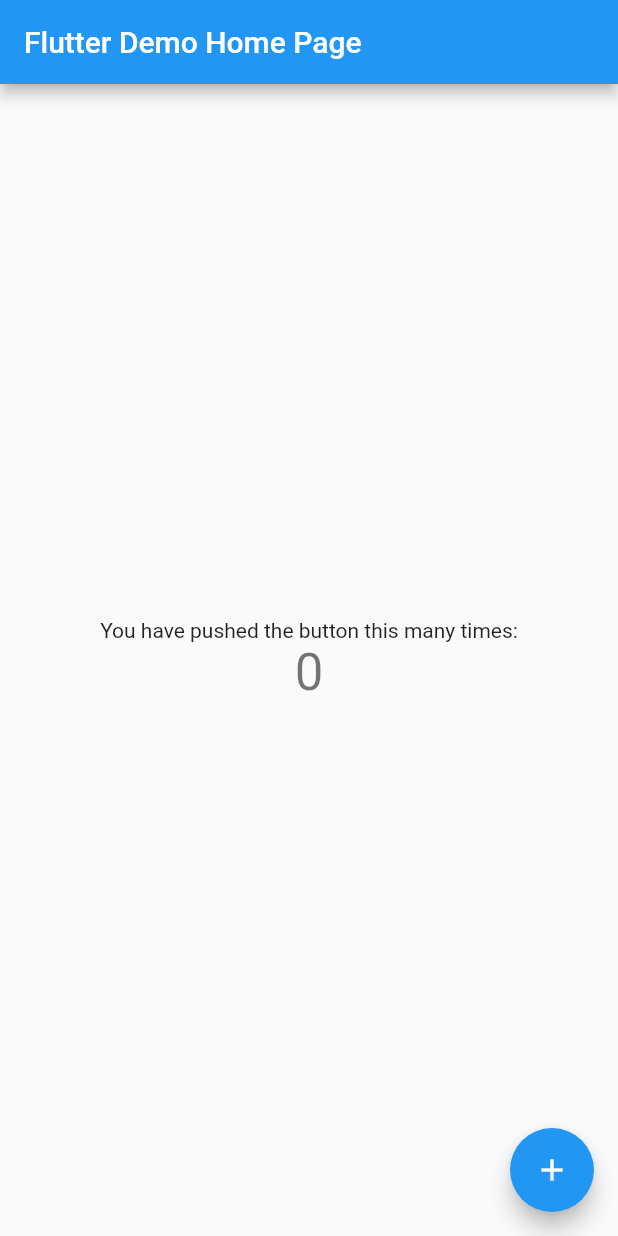
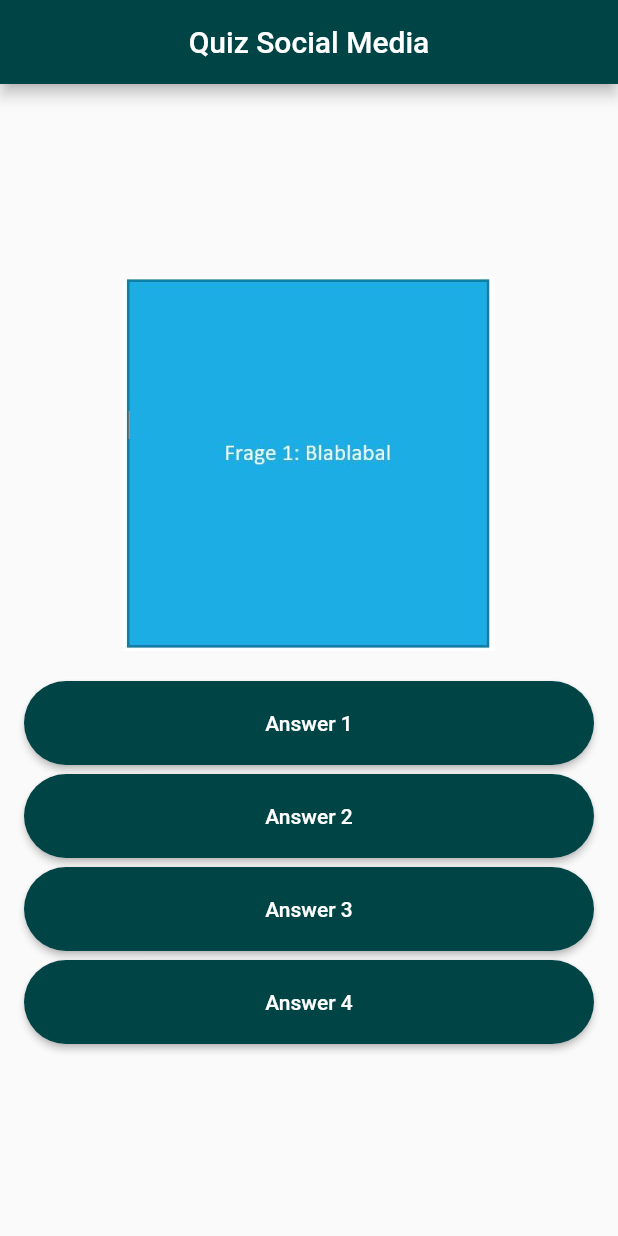
Before and after one commit to MonaO17/FlutterApp-SDQuiz-with-Firebase, a Flutter app: the screen it shows after launch, on a phone screen of 412 x 824 dp. Run offline on Flutter 3.47's test engine with Material 2 defaults, Android fonts, the phone set to English and light mode, and no system bars.

Commit message:
Aufbau Quiz-Seite mit 4 Antwortmöglichkeiten

```diff
--- a/lib/main.dart
+++ b/lib/main.dart
@@ -1,115 +1,12 @@
 import 'package:flutter/material.dart';
+import 'package:sd_quiz/quiz/question_four.dart';
 
 //Mona war hier
-
-void main() {
-  runApp(MyApp());
-}
-
-class MyApp extends StatelessWidget {
-  // This widget is the root of your application.
-  @override
-  Widget build(BuildContext context) {
-    return MaterialApp(
-      title: 'Flutter Demo',
-      theme: ThemeData(
-        // This is the theme of your application.
-        //
-        // Try running your application with "flutter run". You'll see the
-        // application has a blue toolbar. Then, without quitting the app, try
-        // changing the primarySwatch below to Colors.green and then invoke
-        // "hot reload" (press "r" in the console where you ran "flutter run",
-        // or simply save your changes to "hot reload" in a Flutter IDE).
-        // Notice that the counter didn't reset back to zero; the application
-        // is not restarted.
-        primarySwatch: Colors.blue,
-      ),
-      home: MyHomePage(title: 'Flutter Demo Home Page'),
-    );
-  }
-}
-
-class MyHomePage extends StatefulWidget {
-  MyHomePage({Key key, this.title}) : super(key: key);
-
-  // This widget is the home page of your application. It is stateful, meaning
-  // that it has a State object (defined below) that contains fields that affect
-  // how it looks.
-
-  // This class is the configuration for the state. It holds the values (in this
-  // case the title) provided by the parent (in this case the App widget) and
-  // used by the build method of the State. Fields in a Widget subclass are
-  // always marked "final".
-
-  final String title;
-
-  @override
-  _MyHomePageState createState() => _MyHomePageState();
-}
-
-class _MyHomePageState extends State<MyHomePage> {
-  int _counter = 0;
-
-  void _incrementCounter() {
-    setState(() {
-      // This call to setState tells the Flutter framework that something has
-      // changed in this State, which causes it to rerun the build method below
-      // so that the display can reflect the updated values. If we changed
-      // _counter without calling setState(), then the build method would not be
-      // called again, and so nothing would appear to happen.
-      _counter++;
-    });
-  }
-
-  @override
-  Widget build(BuildContext context) {
-    // This method is rerun every time setState is called, for instance as done
-    // by the _incrementCounter method above.
-    //
-    // The Flutter framework has been optimized to make rerunning build methods
-    // fast, so that you can just rebuild anything that needs updating rather
-    // than having to individually change instances of widgets.
-    return Scaffold(
-      appBar: AppBar(
-        // Here we take the value from the MyHomePage object that was created by
-        // the App.build method, and use it to set our appbar title.
-        title: Text(widget.title),
-      ),
-      body: Center(
-        // Center is a layout widget. It takes a single child and positions it
-        // in the middle of the parent.
-        child: Column(
-          // Column is also a layout widget. It takes a list of children and
-          // arranges them vertically. By default, it sizes itself to fit its
-          // children horizontally, and tries to be as tall as its parent.
-          //
-          // Invoke "debug painting" (press "p" in the console, choose the
-          // "Toggle Debug Paint" action from the Flutter Inspector in Android
-          // Studio, or the "Toggle Debug Paint" command in Visual Studio Code)
-          // to see the wireframe for each widget.
-          //
-          // Column has various properties to control how it sizes itself and
-          // how it positions its children. Here we use mainAxisAlignment to
-          // center the children vertically; the main axis here is the vertical
-          // axis because Columns are vertical (the cross axis would be
-          // horizontal).
-          mainAxisAlignment: MainAxisAlignment.center,
-          children: <Widget>[
-            Text(
-              'You have pushed the button this many times:',
-            ),
-            Text(
-              '$_counter',
-              style: Theme.of(context).textTheme.headline4,
-            ),
-          ],
-        ),
-      ),
-      floatingActionButton: FloatingActionButton(
-        onPressed: _incrementCounter,
-        tooltip: 'Increment',
-        child: Icon(Icons.add),
-      ), // This trailing comma makes auto-formatting nicer for build methods.
-    );
-  }
-}
+void main() => runApp(MaterialApp(
+  initialRoute: '/',
+  routes: {
+    '/':(context) => Question_four(),
+   // '/home': (context) => Home(),
+  //  '/location': (context) => ChooseLocation(),
+  },
+));
--- a/lib/quiz/question_four.dart
+++ b/lib/quiz/question_four.dart
@@ -0,0 +1,92 @@
+import 'package:flutter/cupertino.dart';
+import 'package:flutter/material.dart';
+import 'package:flutter/rendering.dart';
+
+class Question_four extends StatefulWidget {
+  @override
+  _Question_fourState createState() => _Question_fourState();
+}
+
+class _Question_fourState extends State<Question_four> {
+  @override
+  Widget build(BuildContext context) {
+    return Scaffold(
+     // backgroundColor: Color(),
+      appBar: AppBar(
+        title: Text('Quiz Social Media'),
+        centerTitle: true,
+        backgroundColor: Color(0xff004445),
+      ),
+      body: Center(
+        child: Padding(
+          padding: const EdgeInsets.all(16.0),
+          child: Column(
+            mainAxisAlignment: MainAxisAlignment.center,
+            crossAxisAlignment: CrossAxisAlignment.stretch,
+            children: <Widget> [
+              Container(
+                child: ClipRRect(
+                  child: Image(
+                    //borderRadius: BorderRadius.circular(20),
+                    image: AssetImage('assets/Frage1.JPG'),
+                    width: 350,
+                    height:250,
+                    //fit: BoxFit.cover,
+                  ),
+                ),
+              ),
+              SizedBox(height:20.0),
+              ElevatedButton(
+                onPressed: () {},
+                child: Text('Answer 1'),
+                style: ElevatedButton.styleFrom(
+                  primary: Color(0xff004445),
+                  padding: EdgeInsets.symmetric(horizontal:50, vertical:20),
+                  shape: RoundedRectangleBorder(
+                    borderRadius: BorderRadius.all(Radius.circular(30)),
+                  ),
+                ),
+              ),
+              SizedBox(height:6.0),
+              ElevatedButton(
+                onPressed: () {},
+                child: Text('Answer 2'),
+                style: ElevatedButton.styleFrom(
+                  primary: Color(0xff004445),
+                  padding: EdgeInsets.symmetric(horizontal:50, vertical:20),
+                  shape: RoundedRectangleBorder(
+                    borderRadius: BorderRadius.all(Radius.circular(30)),
+                  ),
+                ),
+              ),
+              SizedBox(height:6.0),
+              ElevatedButton(
+                onPressed: () {},
+                child: Text('Answer 3'),
+                style: ElevatedButton.styleFrom(
+                  primary: Color(0xff004445),
+                  padding: EdgeInsets.symmetric(horizontal:50, vertical:20),
+                  shape: RoundedRectangleBorder(
+                    borderRadius: BorderRadius.all(Radius.circular(30)),
+                  ),
+                ),
+              ),
+              SizedBox(height:6.0),
+              ElevatedButton(
+                onPressed: () {},
+                child: Text('Answer 4'),
+                style: ElevatedButton.styleFrom(
+                  primary: Color(0xff004445),
+                  padding: EdgeInsets.symmetric(horizontal:50, vertical:20),
+                  shape: RoundedRectangleBorder(
+                    borderRadius: BorderRadius.all(Radius.circular(30)),
+                  ),
+                ),
+              ),
+            ],
+          ),
+        ),
+      ),
+    );
+  }
+}
--- a/pubspec.yaml
+++ b/pubspec.yaml
@@ -45,7 +45,8 @@
   uses-material-design: true
 
   # To add assets to your application, add an assets section, like this:
-  # assets:
+  assets:
+    - assets/
   #   - images/a_dot_burr.jpeg
   #   - images/a_dot_ham.jpeg
 
```
Also changed, not shown: assets/Frage1.JPG (added).
